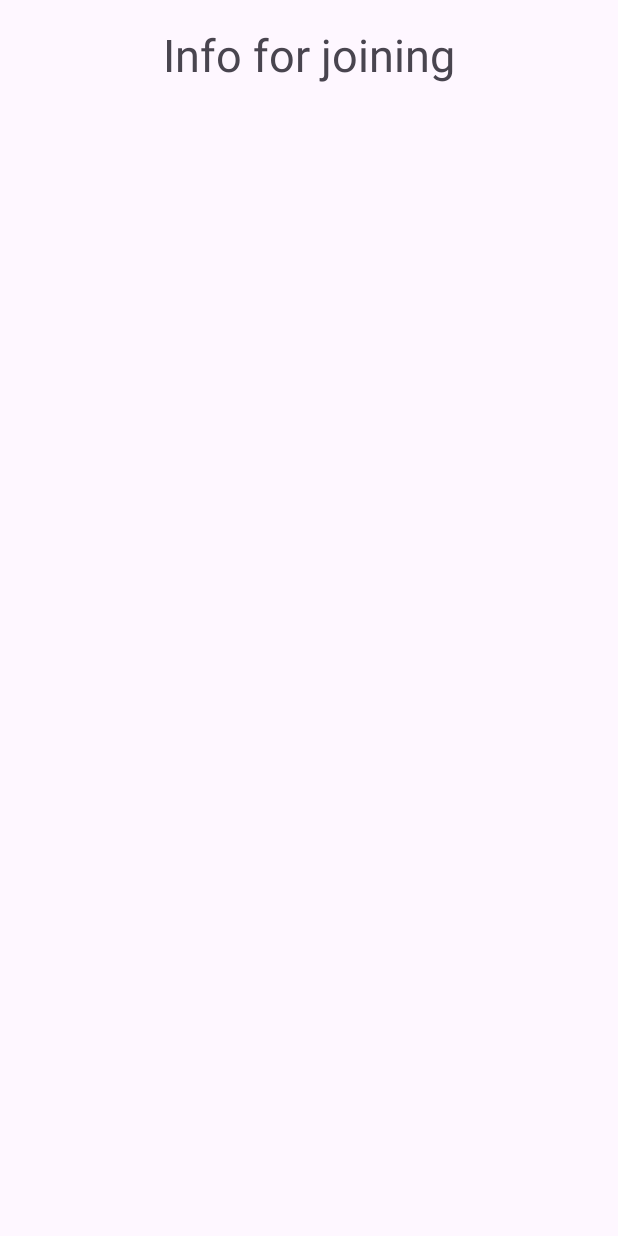
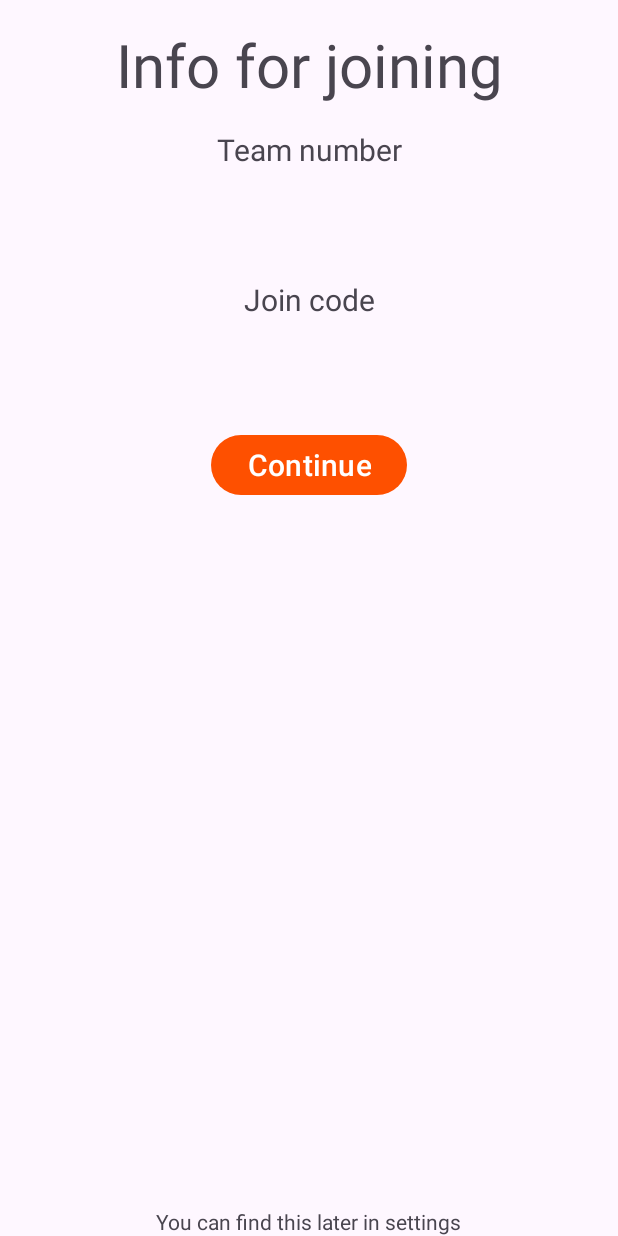
Before and after one commit to TechnoDogs-3707/pitbull, an Android app: the DisplayTeamDataActivity screen opened directly, with no data from a screen before it, on a phone screen of 412 x 824 dp. Run offline under Robolectric (Android 15) with nearby library versions, the phone set to English and light mode, and no system bars.

Commit message:
mentor route and signing up done!!

```diff
--- a/app/src/main/java/org/brightonrobotics/pitbull/DisplayTeamDataActivity.kt
+++ b/app/src/main/java/org/brightonrobotics/pitbull/DisplayTeamDataActivity.kt
@@ -1,11 +1,44 @@
 package org.brightonrobotics.pitbull
 
+import android.content.Intent
 import android.os.Bundle
+import android.widget.Button
+import android.widget.TextView
 import androidx.appcompat.app.AppCompatActivity
+import java.io.File
 
 class DisplayTeamDataActivity : AppCompatActivity() {
+    private lateinit var teamNumberText: TextView
+    private lateinit var joinCodeText: TextView
+    private lateinit var continueButton: Button
+
     override fun onCreate(savedInstanceState: Bundle?) {
         super.onCreate(savedInstanceState)
         setContentView(R.layout.display_team_data)
+
+        teamNumberText = findViewById(R.id.team_number_show)
+        joinCodeText = findViewById(R.id.join_code)
+        continueButton = findViewById(R.id.next_button_cont_to_main)
+
+        val teamNumber = intent.getStringExtra("teamNumber")
+        val joinCode = intent.getStringExtra("joinCode")
+
+        teamNumberText.text = teamNumber
+        joinCodeText.text = joinCode
+
+        continueButton.setOnClickListener {
+            File(getExternalFilesDir(null), "settings.json").writeText(
+                """
+                    {
+                        "role": 1,
+                        "name": "${intent.getStringExtra("name")}",
+                        "teamNumber": $teamNumber,
+                        "joinCode": $joinCode
+                    }
+                """.trimIndent()
+            )
+
+            startActivity(Intent(this, MainActivity::class.java))
+        }
     }
 }
--- a/app/src/main/java/org/brightonrobotics/pitbull/Utils.kt
+++ b/app/src/main/java/org/brightonrobotics/pitbull/Utils.kt
@@ -7,7 +7,7 @@ import com.google.firebase.storage.ktx.storage
 import kotlinx.coroutines.tasks.await
 import java.util.*
 
-suspend fun generateUniqueJoinCode(teamNumber: String) {
+suspend fun generateUniqueJoinCode(teamNumber: String): String {
     val storage = Firebase.storage("gs://pitbull-421814.appspot.com")
     val directory = storage.reference.child("data").child(teamNumber)
 
@@ -18,6 +18,7 @@ suspend fun generateUniqueJoinCode(teamNumber: String) {
 
     val codeFile = directory.child("code.txt")
     codeFile.putBytes(uniqueCode.toByteArray()).await()
+    return uniqueCode
 }
 
 suspend fun codeExistsInFirebase(directory: StorageReference, code: String): Boolean {
--- a/app/src/main/res/layout/display_team_data.xml
+++ b/app/src/main/res/layout/display_team_data.xml
@@ -10,8 +10,71 @@
         android:layout_height="wrap_content"
         android:layout_marginTop="16dp"
         android:text="@string/info_for_joining"
-        android:textSize="30sp"
+        android:textSize="40sp"
         app:layout_constraintEnd_toEndOf="parent"
         app:layout_constraintStart_toStartOf="parent"
         app:layout_constraintTop_toTopOf="parent" />
+
+    <TextView
+        android:id="@+id/textView9"
+        android:layout_width="wrap_content"
+        android:layout_height="wrap_content"
+        android:layout_marginTop="16dp"
+        android:text="@string/team_number"
+        android:textSize="20sp"
+        app:layout_constraintEnd_toEndOf="parent"
+        app:layout_constraintStart_toStartOf="parent"
+        app:layout_constraintTop_toBottomOf="@+id/textView3" />
+
+    <TextView
+        android:id="@+id/team_number_show"
+        android:layout_width="wrap_content"
+        android:layout_height="wrap_content"
+        android:layout_marginTop="16dp"
+        android:textSize="30sp"
+        app:layout_constraintEnd_toEndOf="@+id/textView9"
+        app:layout_constraintStart_toStartOf="@+id/textView9"
+        app:layout_constraintTop_toBottomOf="@+id/textView9" />
+
+    <TextView
+        android:id="@+id/textView10"
+        android:layout_width="wrap_content"
+        android:layout_height="wrap_content"
+        android:layout_marginTop="16dp"
+        android:text="@string/join_code"
+        android:textSize="20sp"
+        app:layout_constraintEnd_toEndOf="parent"
+        app:layout_constraintStart_toStartOf="parent"
+        app:layout_constraintTop_toBottomOf="@+id/team_number_show" />
+
+    <TextView
+        android:id="@+id/join_code"
+        android:layout_width="wrap_content"
+        android:layout_height="wrap_content"
+        android:layout_marginTop="16dp"
+        android:textSize="30sp"
+        app:layout_constraintEnd_toEndOf="@+id/textView10"
+        app:layout_constraintStart_toStartOf="@+id/textView10"
+        app:layout_constraintTop_toBottomOf="@+id/textView10" />
+
+    <Button
+        android:id="@+id/next_button_cont_to_main"
+        android:layout_width="wrap_content"
+        android:layout_height="wrap_content"
+        android:layout_marginTop="16dp"
+        android:text="@string/next"
+        android:textColor="@color/white"
+        android:textSize="20sp"
+        app:layout_constraintEnd_toEndOf="parent"
+        app:layout_constraintStart_toStartOf="parent"
+        app:layout_constraintTop_toBottomOf="@+id/join_code" />
+
+    <TextView
+        android:id="@+id/textView11"
+        android:layout_width="wrap_content"
+        android:layout_height="wrap_content"
+        android:text="@string/find_later"
+        app:layout_constraintBottom_toBottomOf="parent"
+        app:layout_constraintEnd_toEndOf="parent"
+        app:layout_constraintStart_toStartOf="parent" />
 </androidx.constraintlayout.widget.ConstraintLayout>
--- a/app/src/main/res/values/strings.xml
+++ b/app/src/main/res/values/strings.xml
@@ -33,4 +33,6 @@
 
 <!--    display team data-->
     <string name="info_for_joining">Info for joining</string>
+    <string name="join_code">Join code</string>
+    <string name="find_later">You can find this later in settings</string>
 </resources>
```
Also changed, not shown: app/src/main/java/org/brightonrobotics/pitbull/ConfirmDataActivity.kt (+43 -17 lines), app/src/main/res/layout/confirm_data.xml (+4 -4 lines).
